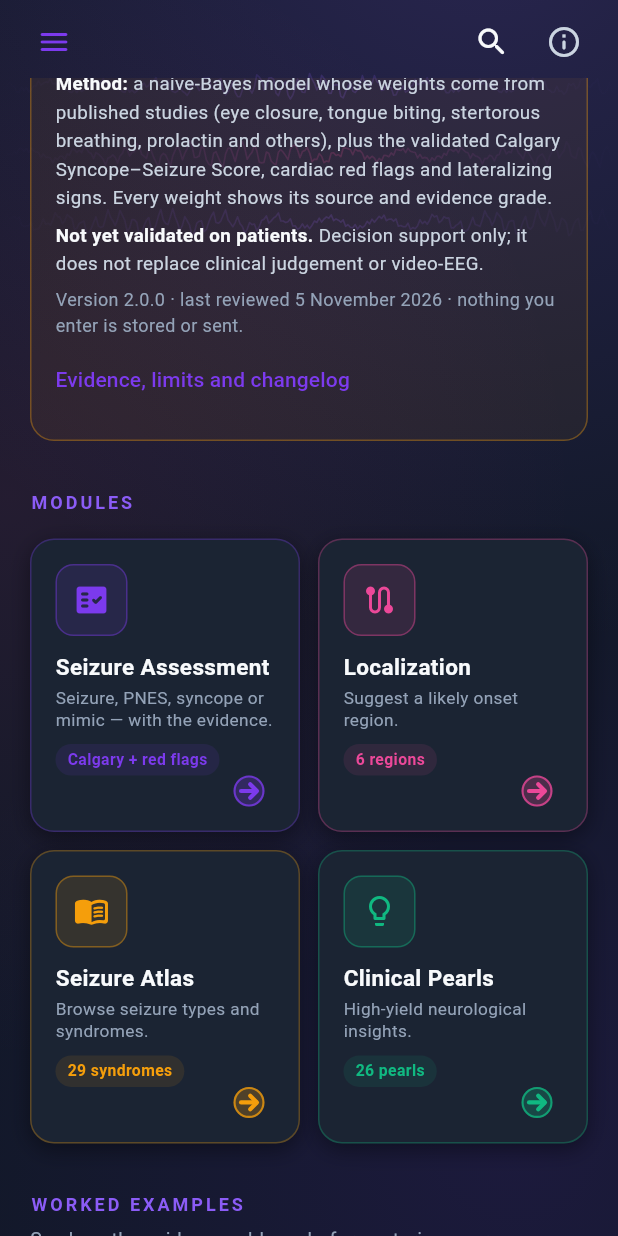
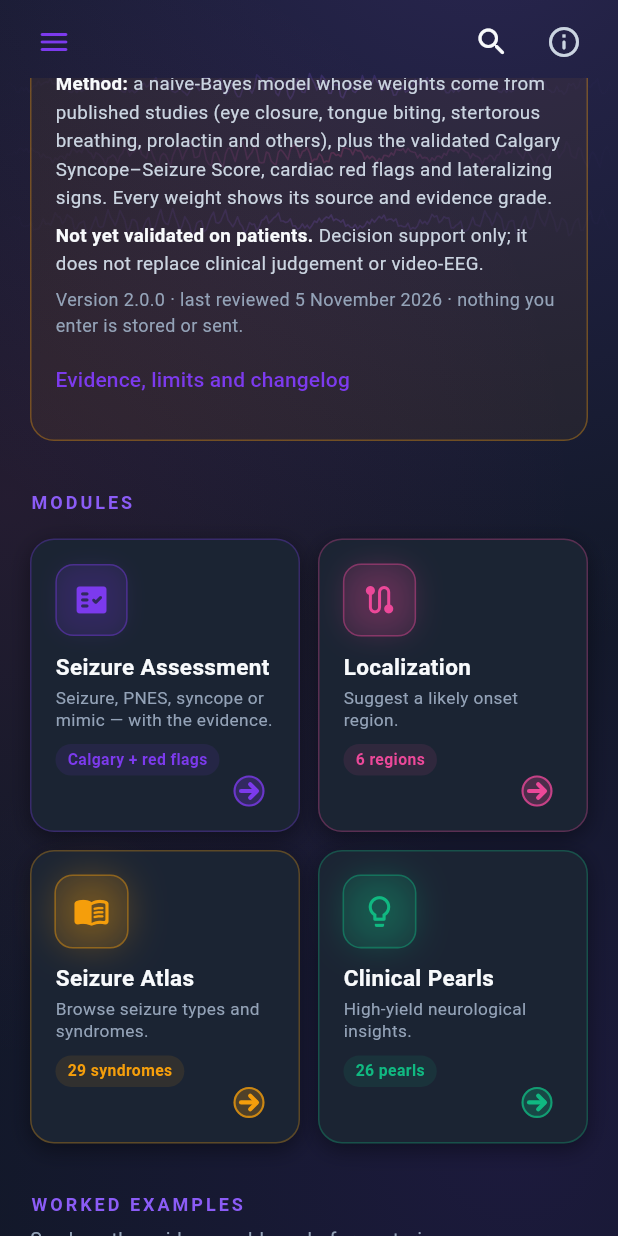
Before and after one commit to mahham20022-art/seizure-compass, a Flutter app: the screen it shows after launch, scrolled down 576 dp, on a phone screen of 412 x 824 dp. Run offline on Flutter 3.47's test engine with Material 3 defaults, Android fonts, the phone set to English and light mode, and no system bars; Roboto replaces fonts that are missing (SourceSans).

Commit message:
Idle breathing on module icons; section headers enter
Co-Authored-By: Claude Fable 5.2 <noreply@anthropic.com>
Claude-Session: https://claude.ai/code/session_01DgXTjCMGnEWeTxhME5yiQs

```diff
--- /dev/null
+++ b/lib/core/fx/breathing.dart
@@ -0,0 +1,61 @@
+import 'dart:math' as math;
+import 'package:flutter/material.dart';
+import 'motion.dart';
+
+/// Idle life for a small element: it swells very slightly and a soft halo
+/// in [color] comes and goes. [phase] (0..1) offsets neighbours so a row of
+/// them does not pulse in step.
+class Breathing extends StatefulWidget {
+  const Breathing({super.key, required this.child, required this.color, this.phase = 0, this.radius = 12});
+
+  final Widget child;
+  final Color color;
+  final double phase;
+  final double radius;
+
+  @override
+  State<Breathing> createState() => _BreathingState();
+}
+
+class _BreathingState extends State<Breathing> with SingleTickerProviderStateMixin {
+  late final AnimationController _controller = AnimationController(
+    vsync: this,
+    duration: const Duration(milliseconds: 3600),
+  );
+
+  @override
+  void didChangeDependencies() {
+    super.didChangeDependencies();
+    if (reduceMotion(context)) {
+      _controller.stop();
+    } else if (!_controller.isAnimating) {
+      _controller.repeat();
+    }
+  }
+
+  @override
+  void dispose() {
+    _controller.dispose();
+    super.dispose();
+  }
+
+  @override
+  Widget build(BuildContext context) {
+    return AnimatedBuilder(
+      animation: _controller,
+      builder: (context, child) {
+        final t = 0.5 + 0.5 * math.sin((_controller.value + widget.phase) * 2 * math.pi);
+        return DecoratedBox(
+          decoration: BoxDecoration(
+            borderRadius: BorderRadius.circular(widget.radius),
+            boxShadow: [
+              BoxShadow(color: widget.color.withValues(alpha: 0.1 + 0.26 * t), blurRadius: 10 + 14 * t, spreadRadius: -2),
+            ],
+          ),
+          child: Transform.scale(scale: 1 + 0.035 * t, child: child),
+        );
+      },
+      child: widget.child,
+    );
+  }
+}
--- a/lib/core/widgets/nav_card.dart
+++ b/lib/core/widgets/nav_card.dart
@@ -1,4 +1,5 @@
 import 'package:flutter/material.dart';
+import '../fx/breathing.dart';
 import '../theme/app_colors.dart';
 import '../theme/app_radii.dart';
 import 'glass_card.dart';
@@ -38,7 +39,12 @@ class NavCard extends StatelessWidget {
       child: Column(
         crossAxisAlignment: CrossAxisAlignment.start,
         children: [
-          Container(
+          Breathing(
+            color: accent,
+            // offset each card by its title, so the four do not pulse together
+            phase: (title.length % 7) / 7,
+            radius: AppRadii.md,
+            child: Container(
               width: 48,
               height: 48,
               decoration: BoxDecoration(
@@ -47,6 +53,7 @@ class NavCard extends StatelessWidget {
                 border: Border.all(color: accent.withValues(alpha: 0.4)),
               ),
               child: Icon(icon, color: accent, size: 24),
+            ),
           ),
           const SizedBox(height: AppSpacing.s3),
           Text(
--- a/lib/core/widgets/section_header.dart
+++ b/lib/core/widgets/section_header.dart
@@ -1,5 +1,6 @@
 import 'package:flutter/material.dart';
 import '../theme/app_colors.dart';
+import '../fx/reveal.dart';
 
 /// Small kicker + title heading used to open a page section, e.g.
 /// "STEP 2 OF 5 — Aura Symptoms".
@@ -17,7 +18,9 @@ class SectionHeader extends StatelessWidget {
 
   @override
   Widget build(BuildContext context) {
-    return Column(
+    return Reveal(
+      dy: 10,
+      child: Column(
       crossAxisAlignment: CrossAxisAlignment.start,
       children: [
         if (kicker != null)
@@ -52,6 +55,7 @@ class SectionHeader extends StatelessWidget {
             ),
           ),
       ],
+      ),
     );
   }
 }
```
Lines whose indentation alone changed are shown as unchanged.
